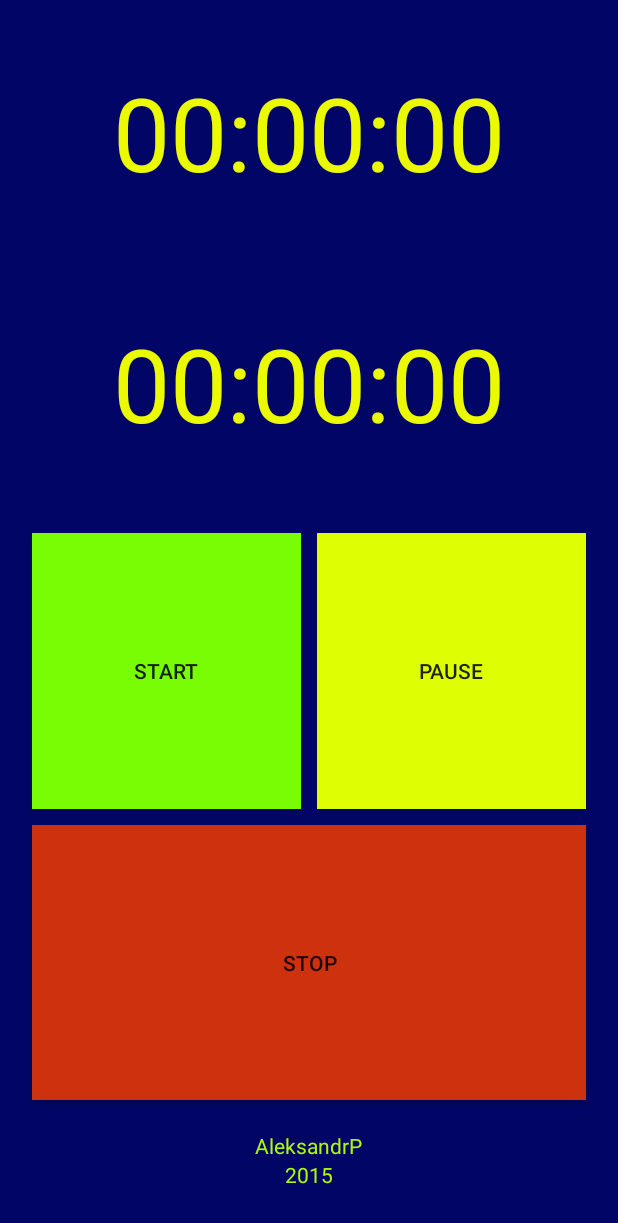
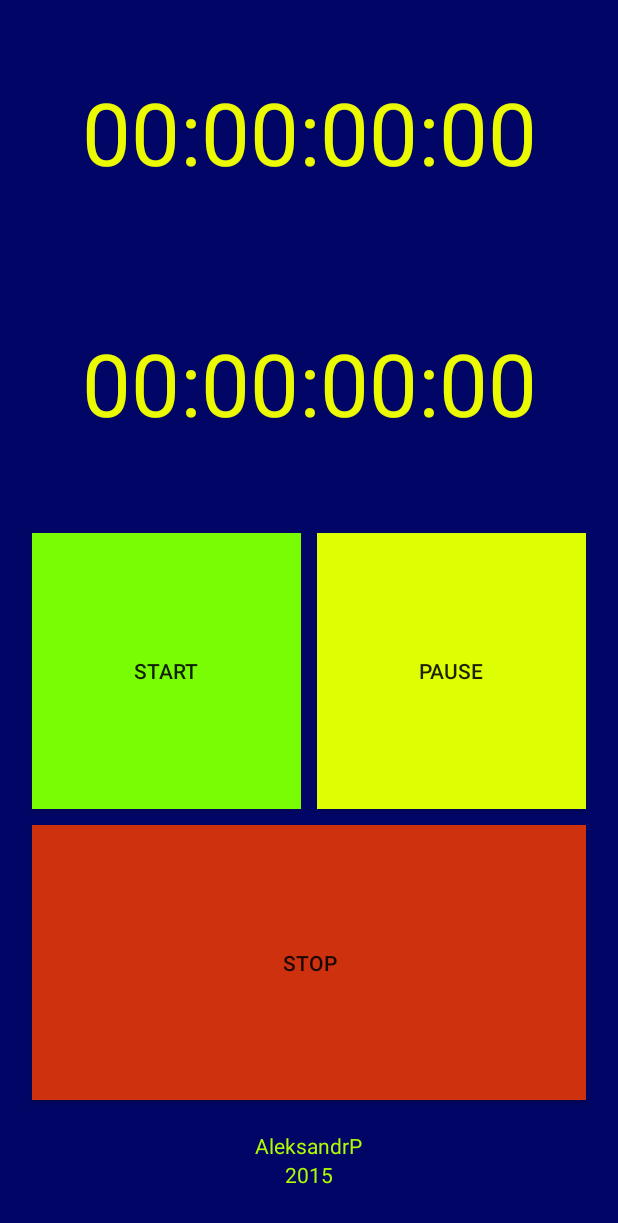
Before and after one commit to PuntusovAleksandr/MyStopWatch, an Android app: the layout start.xml on its own in the app's theme, with its tools: preview values and no code run, on a phone screen of 412 x 824 dp. Shown: the top 1223 px of the screen. Run offline under Robolectric (Android 15) with nearby library versions, the phone set to English and light mode, and no system bars.

Commit message:
добавил милисекунды

```diff
--- a/app/src/main/java/com/aleksandrp/mystopwatch/StartActivity.java
+++ b/app/src/main/java/com/aleksandrp/mystopwatch/StartActivity.java
@@ -48,7 +48,7 @@ public class StartActivity extends AppCompatActivity {
             long startTime = System.currentTimeMillis();
             while (run) {
                 try {
-                    Thread.sleep(100);
+                    Thread.sleep(10);
                 } catch (InterruptedException e) {
                     e.printStackTrace();
                 }
@@ -69,6 +69,7 @@ public class StartActivity extends AppCompatActivity {
 
             long time = timeFromStart;
 
+
             long hours = time / MILLIS_IN_HOUR;
             time = time % MILLIS_IN_HOUR;
 
@@ -76,12 +77,16 @@ public class StartActivity extends AppCompatActivity {
             time = time % MILLIS_IN_MINUTE;
 
             long seconds = time / MILLIS_IN_SECOND;
+            time = time % MILLIS_IN_SECOND;
+
+            long milliseconds = time/10;
 
             String sHours = (hours == 0) ? "00" : (hours < 10) ? "0" + String.valueOf(hours) : String.valueOf(hours);
             String sMinutes = (minutes == 0) ? "00" : (minutes < 10) ? "0" + String.valueOf(minutes) : String.valueOf(minutes);
             String sSeconds = (seconds == 0) ? "00" : (seconds < 10) ? "0" + String.valueOf(seconds) : String.valueOf(seconds);
+            String mMilliseconds = (milliseconds == 0) ? "00" : (milliseconds < 10) ? "0" + String.valueOf(milliseconds) : String.valueOf(milliseconds);
 
-            return sHours + ":" + sMinutes + ":" + sSeconds;
+            return sHours + ":" + sMinutes + ":" + sSeconds + ":" + mMilliseconds;
         }
     }
 
--- a/app/src/main/res/layout/start.xml
+++ b/app/src/main/res/layout/start.xml
@@ -19,7 +19,7 @@
             android:layout_width="match_parent"
             android:layout_height="match_parent"
             android:id="@+id/textView_head"
-            android:textSize="68sp"
+            android:textSize="58sp"
             android:textColor="#ebfa00"
             android:text="@string/four_zero"
             android:layout_gravity="center"
@@ -40,7 +40,7 @@
             android:layout_width="match_parent"
             android:layout_height="match_parent"
             android:id="@+id/textView_body"
-            android:textSize="68sp"
+            android:textSize="58sp"
             android:textColor="#ebfa00"
             android:text="@string/four_zero"
             android:layout_gravity="center"
--- a/app/src/main/res/values/strings.xml
+++ b/app/src/main/res/values/strings.xml
@@ -8,5 +8,5 @@
     <string name="start">Start</string>
     <string name="pausa">Pause</string>
     <string name="stop">Stop</string>
-    <string name="four_zero">00:00:00</string>
+    <string name="four_zero">00:00:00:00</string>
 </resources>
```
